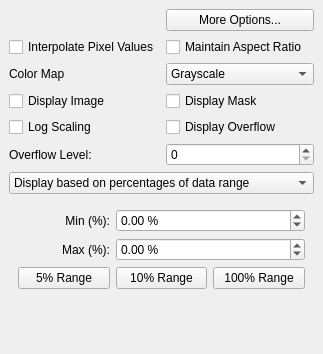
Old version of the form libraries/qxrdlib/qxrddisplaydialog.ui in the repository guyjennings/qxrd.
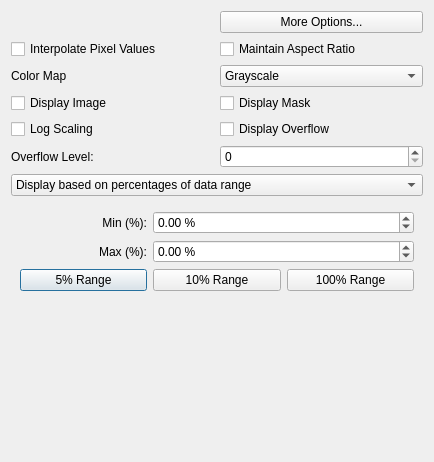
New version of the form.

Commit message: Added QxrdDetectorPlotWidget, QxrdDistortionPlotWidget, QxrdExtraInputsPlotWidget QxrdEXtraOutputsPlotWidget, QxrdHistogramPlotWidget and QxrdSlicePlotWidget

The edit to the form file:
```diff
--- a/libraries/qxrdlib/qxrddisplaydialog.ui
+++ b/libraries/qxrdlib/qxrddisplaydialog.ui
@@ -1,19 +1,20 @@
 <?xml version="1.0" encoding="UTF-8"?>
 <ui version="4.0">
  <class>QxrdDisplayDialog</class>
- <widget class="QDockWidget" name="QxrdDisplayDialog">
+ <widget class="QDialog" name="QxrdDisplayDialog">
   <property name="geometry">
    <rect>
     <x>0</x>
     <y>0</y>
-    <width>323</width>
-    <height>354</height>
+    <width>434</width>
+    <height>462</height>
    </rect>
   </property>
   <property name="windowTitle">
    <string>Display</string>
   </property>
-  <widget class="QWidget" name="dockWidgetContents">
+  <layout class="QGridLayout" name="gridLayout_2">
+   <item row="0" column="0">
    <layout class="QGridLayout" name="gridLayout">
     <item row="1" column="0">
      <widget class="QCheckBox" name="m_InterpolatePixels">
@@ -404,7 +405,8 @@
      </widget>
     </item>
    </layout>
-  </widget>
+   </item>
+  </layout>
  </widget>
  <resources/>
  <connections/>
```
Left out of the diff: 2 changed lines with no effect on the pictures. Lines whose indentation alone changed are shown as unchanged. The commit also changes 25 other files.
